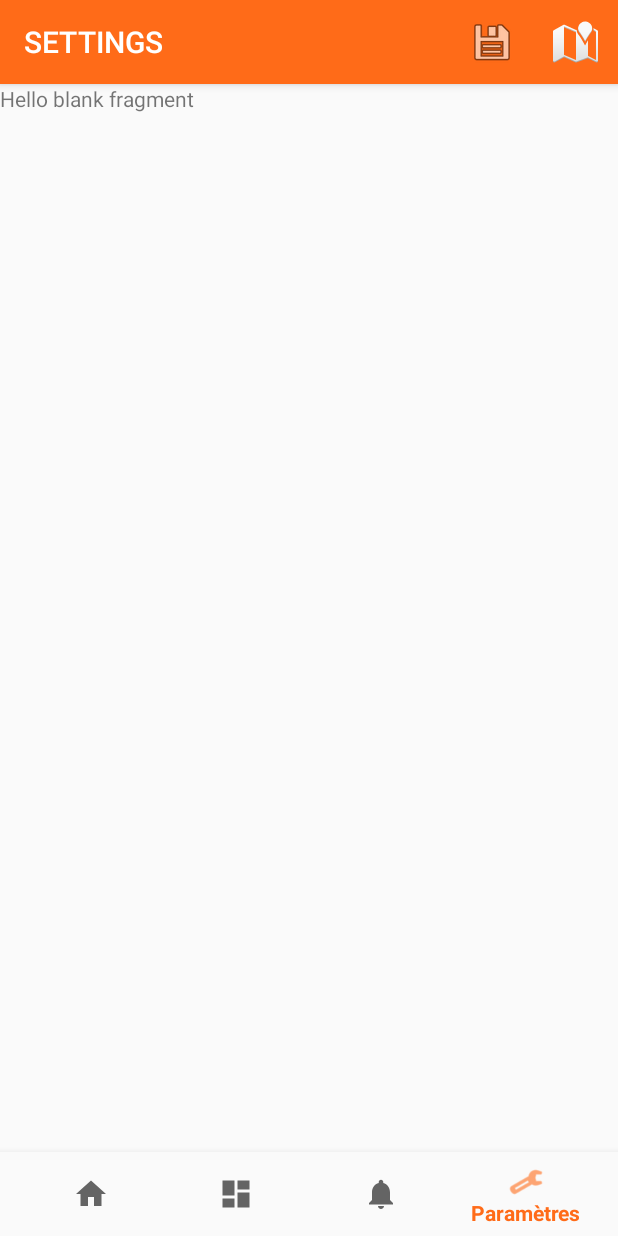
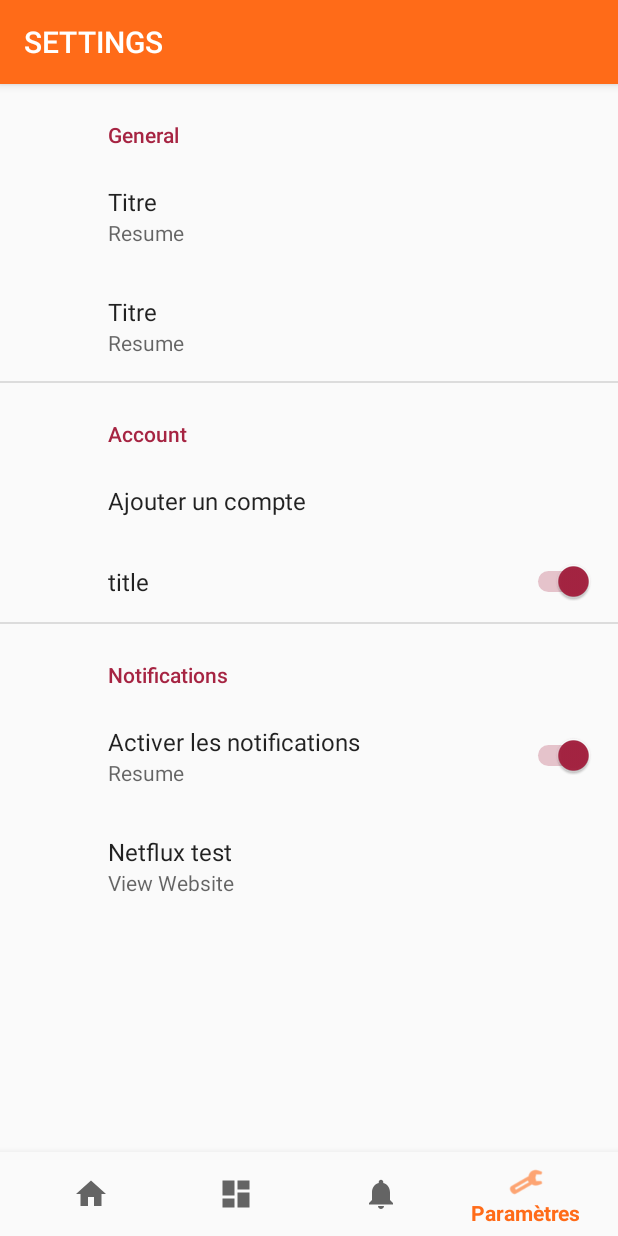
Before and after one commit to Thessalene/PowerBProjectAndroid, an Android app: the SettingsFragment screen opened through its navigation route, on a phone screen of 412 x 824 dp. Run offline under Robolectric (Android 15) with nearby library versions, the phone set to English and light mode, and no system bars; our stand-ins replace androidx.preference, navigation-ui; 8 statements that could not run were skipped.

Commit message:
Add settings page with preference

```diff
--- a/app/build.gradle
+++ b/app/build.gradle
@@ -63,6 +63,9 @@ dependencies {
     //circular Image View
     implementation 'de.hdodenhof:circleimageview:3.0.1' // for circularImageView
 
+    //Preferences settings
+    implementation 'androidx.preference:preference:1.1.1'
+
     //Test
     implementation 'androidx.legacy:legacy-support-v4:1.0.0'
     implementation 'androidx.recyclerview:recyclerview:1.1.0'
--- a/app/src/main/java/fr/perso/project/android/powerbapplication/ui/fragments/settings/SettingsFragment.kt
+++ b/app/src/main/java/fr/perso/project/android/powerbapplication/ui/fragments/settings/SettingsFragment.kt
@@ -2,21 +2,34 @@ package fr.perso.project.android.powerbapplication.ui.fragments.settings
 
 import android.os.Bundle
 import android.view.*
-import androidx.fragment.app.Fragment
+import androidx.preference.PreferenceFragmentCompat
 import fr.perso.project.android.powerbapplication.R
+import android.widget.Toast
+import androidx.preference.Preference
+
 
 /**
  * TODO
  */
-class SettingsFragment : Fragment() {
+class SettingsFragment : PreferenceFragmentCompat() {
 
-    override fun onCreateView(
-        inflater: LayoutInflater, container: ViewGroup?,
-        savedInstanceState: Bundle?
-    ): View? {
-        setHasOptionsMenu(true)
-        // Inflate the layout for this fragment
-        return inflater.inflate(R.layout.fragment_settings, container, false)
+    override fun onCreatePreferences(savedInstanceState: Bundle?, rootKey: String?) {
+        setPreferencesFromResource(R.xml.preferences_settings, rootKey)
+    }
+
+    override fun onPreferenceTreeClick(preference: Preference?): Boolean {
+        val key = preference?.key
+
+        when(preference?.key){
+            //General settings
+            //Account settings
+            "add_account_settings" -> Toast.makeText(context, "Ajouter un compte", Toast.LENGTH_SHORT).show()
+            //Notifications settings
+
+            else -> Toast.makeText(context, "Autre", Toast.LENGTH_SHORT).show()
+        }
+
+        return true
     }
 
     override fun onCreateOptionsMenu(menu: Menu, inflater: MenuInflater) {
@@ -24,4 +37,5 @@ class SettingsFragment : Fragment() {
         inflater.inflate(R.menu.settings_menu, menu)
         super.onCreateOptionsMenu(menu, inflater)
     }
+
 }
--- a/app/src/main/res/values/strings.xml
+++ b/app/src/main/res/values/strings.xml
@@ -44,4 +44,17 @@
     <string name="lbl_error_no_transaction_available">Aucune transaction disponible</string>
     <string name="lbl_expenses">Dépenses</string>
     <string name="lbl_incomes">Revenus</string>
+
+    <string-array name="listArray">
+        <item>Headings</item>
+        <item>Headings and Details</item>
+        <item>All Data</item>
+    </string-array>
+
+    <string-array name="listValues">
+        <item>1</item>
+        <item>2</item>
+        <item>3</item>
+    </string-array>
+
 </resources>
--- /dev/null
+++ b/app/src/main/res/xml/preferences_settings.xml
@@ -0,0 +1,56 @@
+<?xml version="1.0" encoding="utf-8"?>
+<androidx.preference.PreferenceScreen xmlns:android="http://schemas.android.com/apk/res/android"
+    xmlns:app="http://schemas.android.com/apk/res-auto">
+
+    <PreferenceCategory android:title="General">
+        <EditTextPreference
+            android:defaultValue="Valeur defaut"
+            android:key="Name"
+            android:summary="Resume"
+            android:title="Titre" />
+
+
+        <androidx.preference.ListPreference
+            android:dialogTitle="Dialog title"
+            android:key="Key"
+            android:summary="Resume"
+            android:title="Titre"
+            android:defaultValue="1"
+            android:entries="@array/listArray"
+            android:entryValues="@array/listValues" />
+
+    </PreferenceCategory>
+
+    <PreferenceCategory android:title="Account">
+
+        <Preference
+            android:key="add_account_settings"
+            android:title="Ajouter un compte" />
+
+        <SwitchPreference
+            android:defaultValue="true"
+            android:key="key"
+            android:title="title" />
+
+    </PreferenceCategory>
+
+    <PreferenceCategory android:title="Notifications">
+
+        <SwitchPreference
+            android:defaultValue="true"
+            android:key="key_vibrate"
+            android:summary="Resume"
+            android:title="Activer les notifications" />
+
+        <!-- preference opens url in browser -->
+        <Preference
+            android:summary="View Website"
+            android:title="Netflux test">
+            <intent
+                android:action="android.intent.action.VIEW"
+                android:data="https://netflix.com" />
+        </Preference>
+
+    </PreferenceCategory>
+
+</androidx.preference.PreferenceScreen>
```
Also changed, not shown: app/src/main/java/fr/perso/project/android/powerbapplication/preferences/MyCustomPreference.kt (added, +23 -0 lines), app/src/main/res/layout/my_custom_preference.xml (added, +52 -0 lines).
